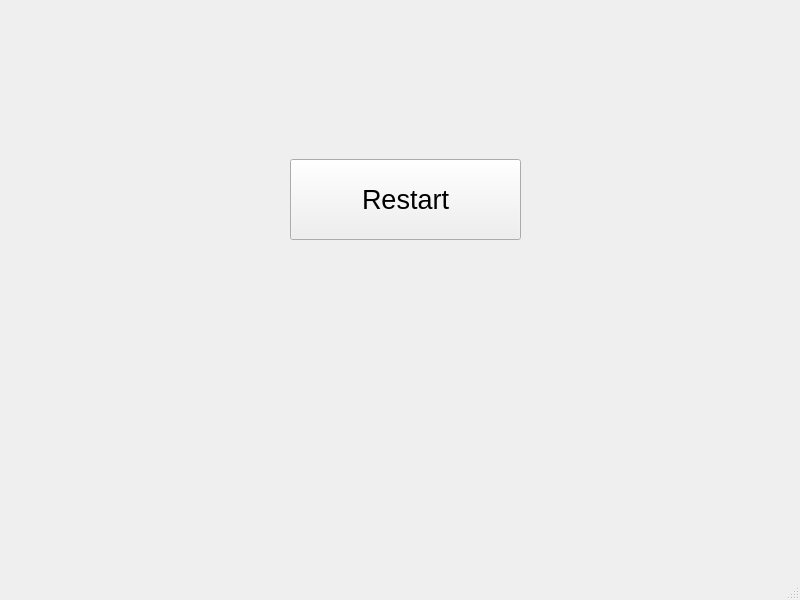
Old version of the form Python/SportsTutor/main.ui in the repository CUBoulder-2018spring-ML4HCI/Final-MoCap-SportsTutor.
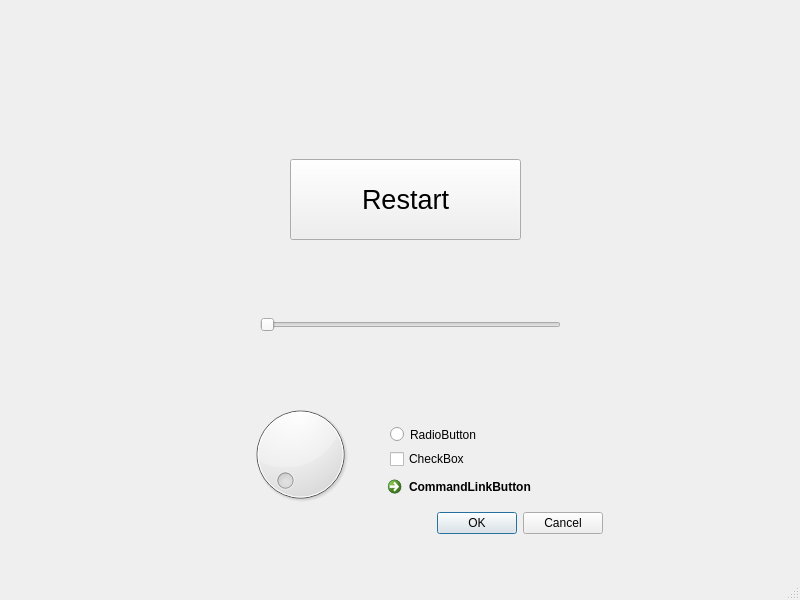
New version of the form. The open tabs and pages were chosen to show the change. Icons and pictures are not drawn.

```diff
--- a/Python/SportsTutor/main.ui
+++ b/Python/SportsTutor/main.ui
@@ -105,6 +105,81 @@
        <string>Restart</string>
       </property>
      </widget>
+     <widget class="QSlider" name="horizontalSlider">
+      <property name="geometry">
+       <rect>
+        <x>260</x>
+        <y>290</y>
+        <width>301</width>
+        <height>71</height>
+       </rect>
+      </property>
+      <property name="orientation">
+       <enum>Qt::Horizontal</enum>
+      </property>
+     </widget>
+     <widget class="QDial" name="dial">
+      <property name="geometry">
+       <rect>
+        <x>230</x>
+        <y>400</y>
+        <width>141</width>
+        <height>111</height>
+       </rect>
+      </property>
+     </widget>
+     <widget class="QRadioButton" name="radioButton">
+      <property name="geometry">
+       <rect>
+        <x>390</x>
+        <y>420</y>
+        <width>101</width>
+        <height>31</height>
+       </rect>
+      </property>
+      <property name="text">
+       <string>RadioButton</string>
+      </property>
+     </widget>
+     <widget class="QCheckBox" name="checkBox">
+      <property name="geometry">
+       <rect>
+        <x>390</x>
+        <y>450</y>
+        <width>81</width>
+        <height>20</height>
+       </rect>
+      </property>
+      <property name="text">
+       <string>CheckBox</string>
+      </property>
+     </widget>
+     <widget class="QCommandLinkButton" name="commandLinkButton">
+      <property name="geometry">
+       <rect>
+        <x>380</x>
+        <y>470</y>
+        <width>222</width>
+        <height>48</height>
+       </rect>
+      </property>
+      <property name="text">
+       <string>CommandLinkButton</string>
+      </property>
+     </widget>
+     <widget class="QDialogButtonBox" name="buttonBox">
+      <property name="geometry">
+       <rect>
+        <x>410</x>
+        <y>510</y>
+        <width>193</width>
+        <height>28</height>
+       </rect>
+      </property>
+      <property name="standardButtons">
+       <set>QDialogButtonBox::Cancel|QDialogButtonBox::Ok</set>
+      </property>
+     </widget>
     </widget>
    </widget>
   </widget>
```
Left out of the diff: 22 changed lines with no effect on the pictures.
